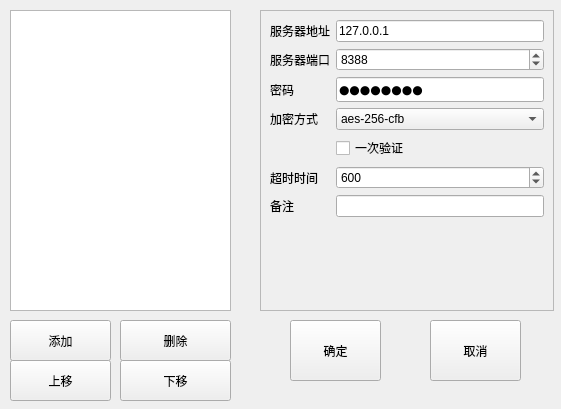
Qt form main.ui (falseen/shadowsocks-pyqt) before a commit.
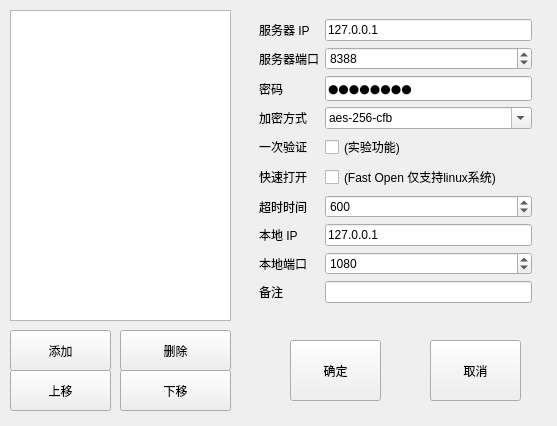
The same form after that commit. Icons and pictures are not drawn.

Commit message:
update fonts and add new option
add option for fastopen localaddr localport

Diff of the .ui file:
```diff
--- a/main.ui
+++ b/main.ui
@@ -6,8 +6,8 @@
    <rect>
     <x>0</x>
     <y>0</y>
-    <width>561</width>
-    <height>409</height>
+    <width>557</width>
+    <height>426</height>
    </rect>
   </property>
   <property name="windowTitle">
@@ -21,10 +21,10 @@
    <widget class="QWidget" name="gridLayoutWidget">
     <property name="geometry">
      <rect>
-      <x>260</x>
+      <x>250</x>
       <y>10</y>
-      <width>294</width>
-      <height>301</height>
+      <width>291</width>
+      <height>324</height>
      </rect>
     </property>
     <layout class="QGridLayout" name="gridLayout">
@@ -48,11 +48,20 @@
          <verstretch>0</verstretch>
         </sizepolicy>
        </property>
+       <property name="styleSheet">
+        <string notr="true">font: 9pt &quot;微软雅黑&quot;;</string>
+       </property>
        <property name="frameShape">
-        <enum>QFrame::StyledPanel</enum>
+        <enum>QFrame::NoFrame</enum>
        </property>
        <property name="frameShadow">
-        <enum>QFrame::Raised</enum>
+        <enum>QFrame::Sunken</enum>
+       </property>
+       <property name="lineWidth">
+        <number>1</number>
+       </property>
+       <property name="midLineWidth">
+        <number>0</number>
        </property>
        <layout class="QFormLayout" name="formLayout">
         <property name="labelAlignment">
@@ -61,7 +70,7 @@
         <item row="0" column="0">
          <widget class="QLabel" name="serverAddrLabel">
           <property name="text">
-           <string>服务器地址</string>
+           <string>服务器 IP</string>
           </property>
          </widget>
         </item>
@@ -79,6 +88,28 @@
           </property>
          </widget>
         </item>
+        <item row="1" column="1">
+         <widget class="QSpinBox" name="serverPortSpinBox">
+          <property name="sizePolicy">
+           <sizepolicy hsizetype="Expanding" vsizetype="Fixed">
+            <horstretch>0</horstretch>
+            <verstretch>0</verstretch>
+           </sizepolicy>
+          </property>
+          <property name="minimum">
+           <number>1</number>
+          </property>
+          <property name="maximum">
+           <number>65535</number>
+          </property>
+          <property name="singleStep">
+           <number>1</number>
+          </property>
+          <property name="value">
+           <number>8388</number>
+          </property>
+         </widget>
+        </item>
         <item row="2" column="0">
          <widget class="QLabel" name="pwdLabel">
           <property name="text">
@@ -90,8 +121,11 @@
          <widget class="QLineEdit" name="pwdEdit">
           <property name="font">
            <font>
-            <family>ADMUI3Lg</family>
+            <family>微软雅黑</family>
             <pointsize>9</pointsize>
+            <weight>50</weight>
+            <italic>false</italic>
+            <bold>false</bold>
            </font>
           </property>
           <property name="inputMethodHints">
@@ -123,6 +157,9 @@
             <verstretch>0</verstretch>
            </sizepolicy>
           </property>
+          <property name="editable">
+           <bool>true</bool>
+          </property>
           <item>
            <property name="text">
             <string>aes-256-cfb</string>
@@ -275,24 +312,48 @@
           </item>
          </widget>
         </item>
+        <item row="4" column="0">
+         <widget class="QLabel" name="otaLabel">
+          <property name="text">
+           <string>一次验证</string>
+          </property>
+         </widget>
+        </item>
         <item row="4" column="1">
          <widget class="QCheckBox" name="otaCheckBox">
           <property name="toolTip">
-           <string>Turn on one-time authentication and header verification (need server support)</string>
+           <string/>
           </property>
           <property name="text">
-           <string>一次验证</string>
+           <string>(实验功能)</string>
           </property>
          </widget>
         </item>
         <item row="5" column="0">
+         <widget class="QLabel" name="fastopenLabel">
+          <property name="text">
+           <string>快速打开</string>
+          </property>
+         </widget>
+        </item>
+        <item row="5" column="1">
+         <widget class="QCheckBox" name="fastopenCheckBox">
+          <property name="toolTip">
+           <string>Turn on one-time authentication and header verification (need server support)</string>
+          </property>
+          <property name="text">
+           <string>(Fast Open 仅支持linux系统)</string>
+          </property>
+         </widget>
+        </item>
+        <item row="7" column="0">
          <widget class="QLabel" name="timeoutLabel">
           <property name="text">
            <string>超时时间</string>
           </property>
          </widget>
         </item>
-        <item row="5" column="1">
+        <item row="7" column="1">
          <widget class="QSpinBox" name="timeoutSpinBox">
           <property name="sizePolicy">
            <sizepolicy hsizetype="Expanding" vsizetype="Fixed">
@@ -314,22 +375,43 @@
           </property>
          </widget>
         </item>
-        <item row="6" column="0">
+        <item row="8" column="0">
+         <widget class="QLabel" name="localaddresLabel">
+          <property name="text">
+           <string>本地 IP</string>
+          </property>
+         </widget>
+        </item>
+        <item row="8" column="1">
+         <widget class="QLineEdit" name="localaddresEdit">
+          <property name="text">
+           <string>127.0.0.1</string>
+          </property>
+         </widget>
+        </item>
+        <item row="10" column="1">
+         <widget class="QLineEdit" name="remarksEdit">
+          <property name="text">
+           <string/>
+          </property>
+         </widget>
+        </item>
+        <item row="10" column="0">
          <widget class="QLabel" name="remarksLabel">
           <property name="text">
            <string>备注</string>
           </property>
          </widget>
         </item>
-        <item row="6" column="1">
-         <widget class="QLineEdit" name="remarksEdit">
+        <item row="9" column="0">
+         <widget class="QLabel" name="localportLabel">
           <property name="text">
-           <string/>
+           <string>本地端口</string>
           </property>
          </widget>
         </item>
-        <item row="1" column="1">
-         <widget class="QSpinBox" name="serverPortSpinBox">
+        <item row="9" column="1">
+         <widget class="QSpinBox" name="localportSpinBox">
           <property name="sizePolicy">
            <sizepolicy hsizetype="Expanding" vsizetype="Fixed">
             <horstretch>0</horstretch>
@@ -346,7 +428,7 @@
            <number>1</number>
           </property>
           <property name="value">
-           <number>8388</number>
+           <number>1080</number>
           </property>
          </widget>
         </item>
@@ -361,7 +443,7 @@
       <x>10</x>
       <y>10</y>
       <width>221</width>
-      <height>301</height>
+      <height>311</height>
      </rect>
     </property>
     <property name="styleSheet">
@@ -384,7 +466,7 @@
     <property name="geometry">
      <rect>
       <x>10</x>
-      <y>320</y>
+      <y>330</y>
       <width>101</width>
       <height>41</height>
      </rect>
@@ -397,7 +479,7 @@
     <property name="geometry">
      <rect>
       <x>120</x>
-      <y>320</y>
+      <y>330</y>
       <width>111</width>
       <height>41</height>
      </rect>
@@ -410,7 +492,7 @@
     <property name="geometry">
      <rect>
       <x>10</x>
-      <y>360</y>
+      <y>370</y>
       <width>101</width>
       <height>41</height>
      </rect>
@@ -423,7 +505,7 @@
     <property name="geometry">
      <rect>
       <x>120</x>
-      <y>360</y>
+      <y>370</y>
       <width>111</width>
       <height>41</height>
      </rect>
@@ -436,7 +518,7 @@
     <property name="geometry">
      <rect>
       <x>290</x>
-      <y>320</y>
+      <y>340</y>
       <width>91</width>
       <height>61</height>
      </rect>
@@ -449,7 +531,7 @@
     <property name="geometry">
      <rect>
       <x>430</x>
-      <y>320</y>
+      <y>340</y>
       <width>91</width>
       <height>61</height>
      </rect>
```
Left out of the diff: 1 changed line with no effect on the pictures. The commit also changes 1 other file.
